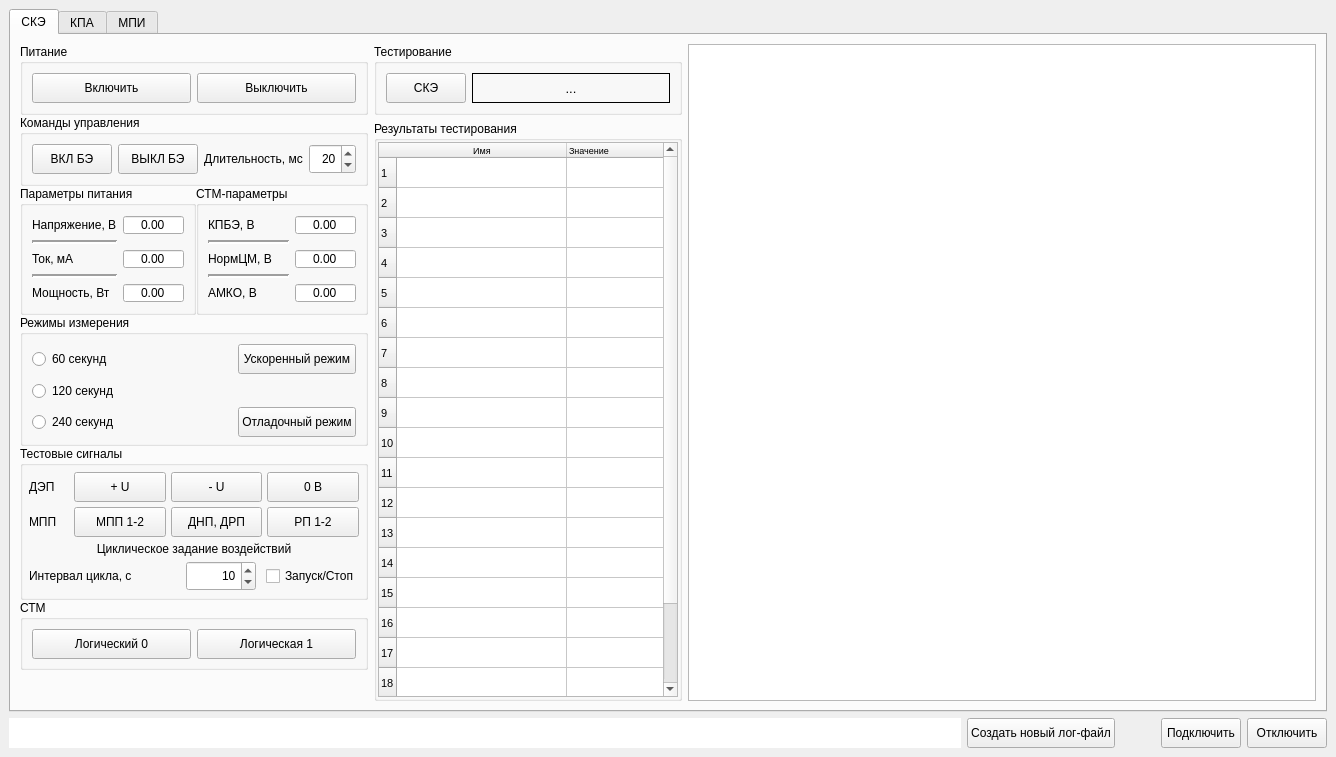
Before: the Qt Designer form main_win.ui in a-styuf/kpa_be_ske_lr, drawn with Qt 5.
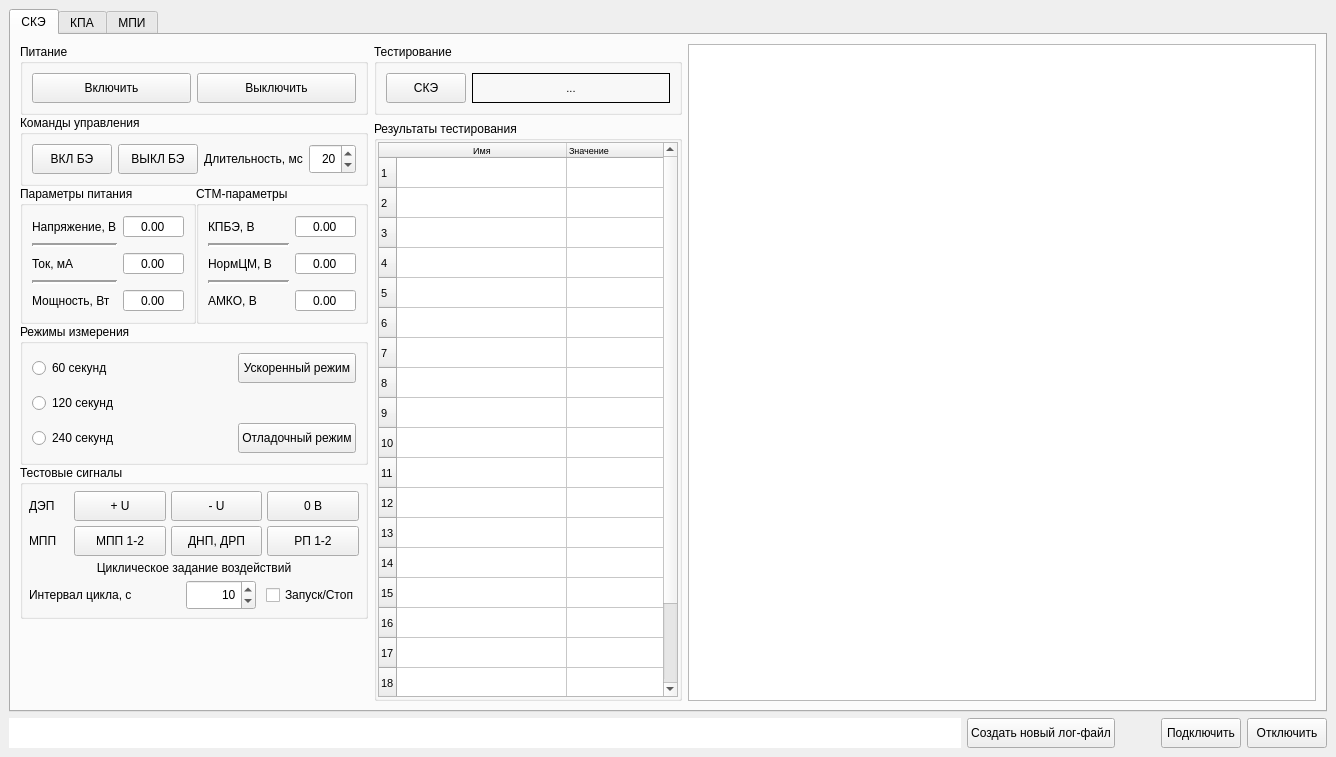
After: the same form once the commit is applied. The open tabs and pages were chosen to show the change.

Patch:
```diff
--- a/main_win.ui
+++ b/main_win.ui
@@ -804,6 +804,9 @@
                  <property name="text">
                   <string>Отладочный режим</string>
                  </property>
+                 <property name="checkable">
+                  <bool>true</bool>
+                 </property>
                 </widget>
                </item>
               </layout>
@@ -1092,47 +1095,6 @@
               </layout>
              </widget>
             </item>
-            <item>
-             <widget class="QGroupBox" name="groupBox_2">
-              <property name="minimumSize">
-               <size>
-                <width>0</width>
-                <height>70</height>
-               </size>
-              </property>
-              <property name="title">
-               <string>СТМ</string>
-              </property>
-              <layout class="QGridLayout" name="gridLayout_15">
-               <item row="0" column="0">
-                <widget class="QPushButton" name="pushButton_5">
-                 <property name="minimumSize">
-                  <size>
-                   <width>0</width>
-                   <height>30</height>
-                  </size>
-                 </property>
-                 <property name="text">
-                  <string>Логический 0</string>
-                 </property>
-                </widget>
-               </item>
-               <item row="0" column="1">
-                <widget class="QPushButton" name="pushButton_6">
-                 <property name="minimumSize">
-                  <size>
-                   <width>0</width>
-                   <height>30</height>
-                  </size>
-                 </property>
-                 <property name="text">
-                  <string>Логическая 1</string>
-                 </property>
-                </widget>
-               </item>
-              </layout>
-             </widget>
-            </item>
             <item>
              <spacer name="verticalSpacer_3">
               <property name="orientation">
@@ -1209,7 +1171,7 @@
                  </property>
                  <property name="font">
                   <font>
-                   <pointsize>10</pointsize>
+                   <pointsize>8</pointsize>
                   </font>
                  </property>
                  <property name="styleSheet">
```
Left out of the diff: 6 changed lines with no effect on the pictures.
